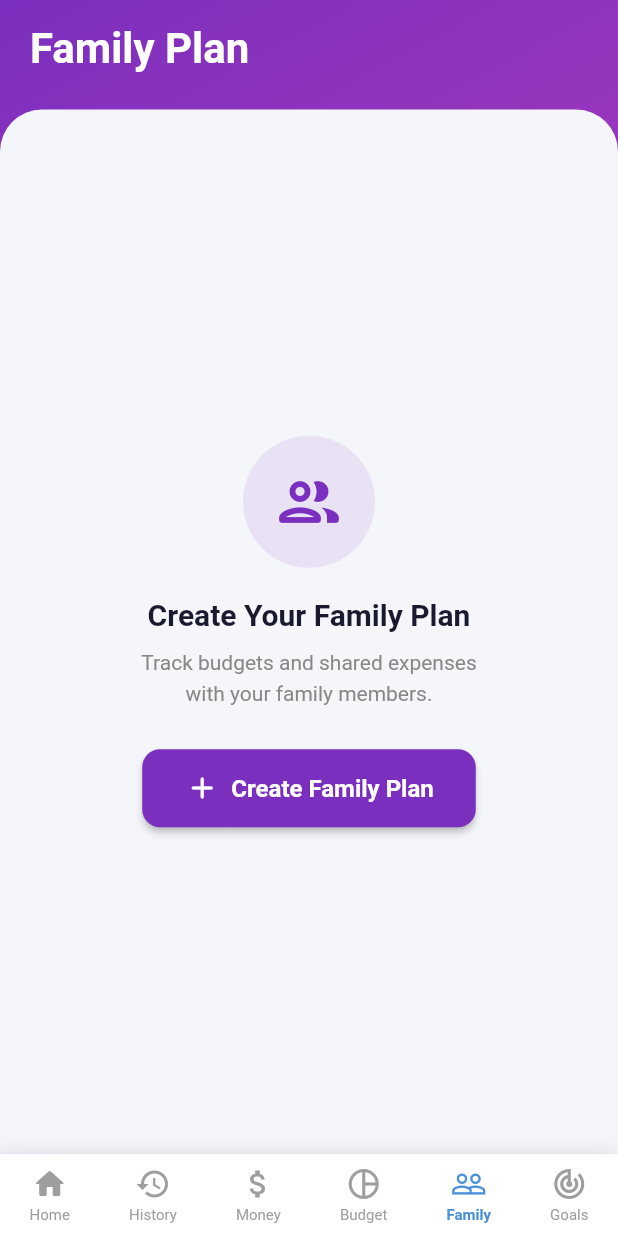
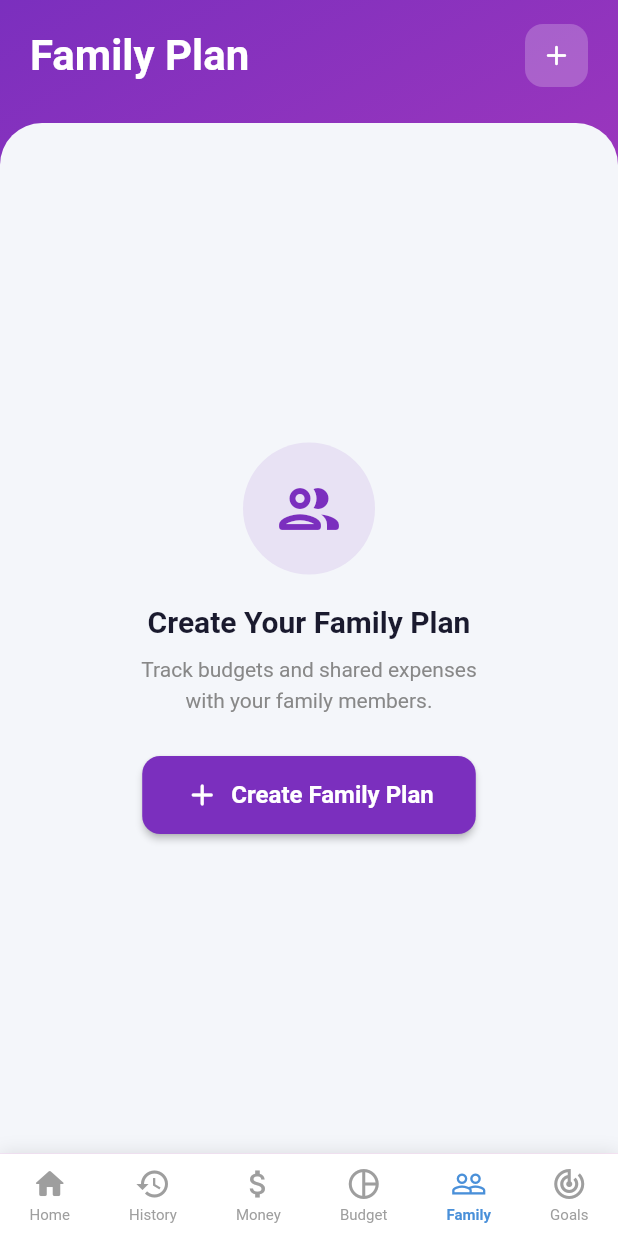
Before and after one commit to Thevinh0207/finance-tracker-App-dev-2, a Flutter app: the FamilyPage screen opened directly with empty values, on a phone screen of 412 x 824 dp. Run offline on Flutter 3.47's test engine with Material 3 defaults, Android fonts, the phone set to English and light mode, and no system bars; our stand-ins replace cloud_firestore, firebase_auth, firebase_core, fl_chart, flutter_dotenv, qr_flutter; missing offline and left inert: otp; accounts and stored records are empty; statements that could not run were skipped.

Commit message:
U can add now

```diff
--- a/jatvfinancetracker/lib/view/FamilyPage.dart
+++ b/jatvfinancetracker/lib/view/FamilyPage.dart
@@ -210,7 +210,24 @@ class _FamilyPageState extends State<FamilyPage> {
                     ),
                 ],
               ),
-              if (_vm.hasGroup)
+              Row(
+                children: [
+                  // Always-visible: create a new family group.
+                  GestureDetector(
+                    onTap: _showCreateGroupSheet,
+                    child: Container(
+                      width: 42,
+                      height: 42,
+                      decoration: BoxDecoration(
+                        color: Colors.white.withOpacity(0.22),
+                        borderRadius: BorderRadius.circular(12),
+                      ),
+                      child: const Icon(Icons.add_rounded,
+                          color: Colors.white, size: 22),
+                    ),
+                  ),
+                  if (_vm.hasGroup) ...[
+                    const SizedBox(width: 8),
                     GestureDetector(
                       onTap: _showGroupSettings,
                       child: Container(
@@ -223,6 +240,9 @@ class _FamilyPageState extends State<FamilyPage> {
                         child: const Icon(Icons.settings_rounded,
                             color: Colors.white, size: 22),
                       ),
+                    ),
+                  ],
+                ],
               ),
             ],
           ),
--- a/jatvfinancetracker/lib/viewModel/FamilyViewModel.dart
+++ b/jatvfinancetracker/lib/viewModel/FamilyViewModel.dart
@@ -180,9 +180,12 @@ class FamilyViewModel extends ChangeNotifier {
         budgetAllocation: adminBudget,
       );
       await load(adminUserID);
-      // Switch to the newly created group (it's the last one after reload).
-      _selectedIndex = _allGroups.length - 1;
-      notifyListeners();
+      // Switch to the newly created group by its ID.
+      final newIdx = _allGroups.indexWhere((g) => g.groupID == groupID);
+      if (newIdx >= 0) {
+        _selectedIndex = newIdx;
+        notifyListeners();
+      }
     } catch (e) {
       _error = e.toString();
       notifyListeners();
```
Lines whose indentation alone changed are shown as unchanged.
